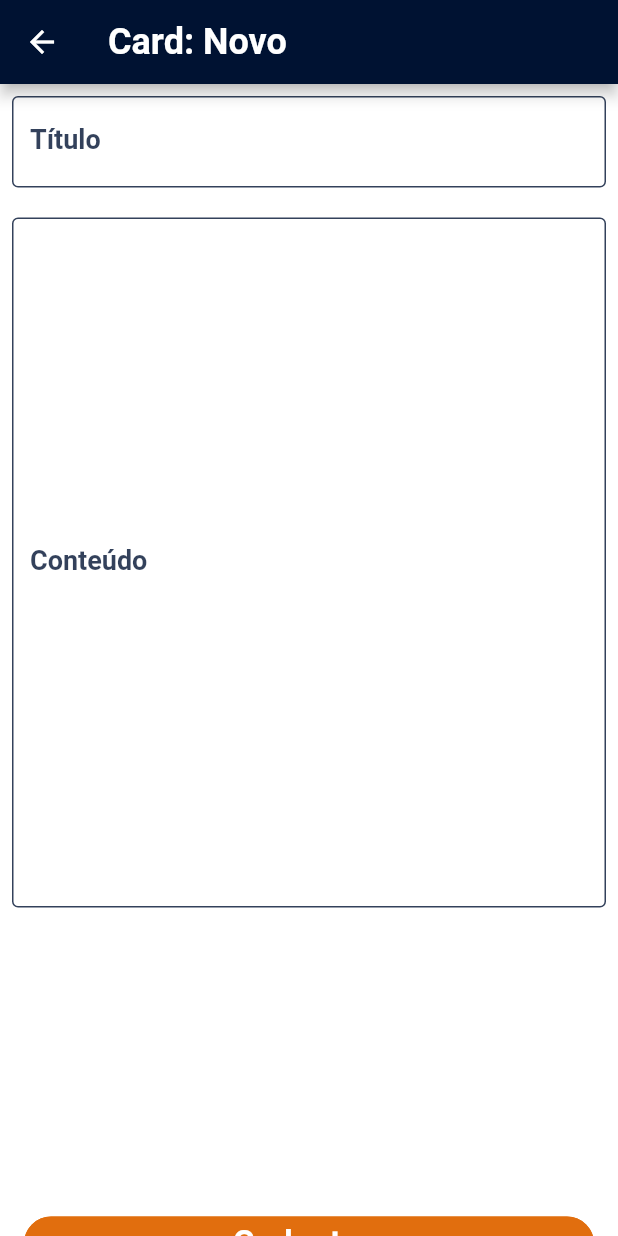
After one commit to gabrielvilibor/desafio_card, a Flutter app: the screen it shows after launch, after a tap on the "add" icon, on a phone screen of 412 x 824 dp. The commit adds this screen. Run offline on Flutter 3.47's test engine with Material 2 defaults, Android fonts, the phone set to English and light mode, and no system bars; our stand-ins replace dio.

Commit message:
Novos Recursos + Telas

```diff
--- a/lib/main.dart
+++ b/lib/main.dart
@@ -1,3 +1,4 @@
+import 'package:desafio_card/views/card/card_form_page.dart';
 import 'package:flutter/material.dart';
 
 void main() {
@@ -40,7 +41,13 @@ class _MyHomePageState extends State<MyHomePage> {
         actions: [
           Padding(
             padding: const EdgeInsets.all(8.0),
-            child: Icon(Icons.add, size: 32, color: Colors.white,),
+            child: InkWell(
+                onTap: (){
+                  Navigator.push(context, MaterialPageRoute(builder: (BuildContext context) {
+                    return CardFormPage();
+                  }));
+                },
+                child: Icon(Icons.add, size: 32, color: Colors.white,)),
           )
         ],
       ),
@@ -167,7 +174,11 @@ class _MyHomePageState extends State<MyHomePage> {
                                 side: BorderSide(color: Colors.white, width: 1),
                               ),
                               child: const Text('Editar', style: TextStyle(color: Colors.black, fontSize: 15, letterSpacing: .6),),
-                              onPressed:(){},
+                              onPressed:(){
+                                /*Navigator.push(context, MaterialPageRoute(builder: (BuildContext context) {
+                                  return CardFormPage(card: c,);
+                                }));*/ // subir botões com edição
+                              },
                             ),
                             OutlinedButton(
                               style: OutlinedButton.styleFrom(
--- /dev/null
+++ b/lib/models/card_model.dart
@@ -0,0 +1,21 @@
+class Cards {
+  int? id;
+  String? title;
+  String? content;
+
+  Cards({required this.id, required this.title, required this.content});
+
+  Cards.fromMap(Map<String, dynamic> json) {
+    id = json['id'];
+    title = json['title'];
+    content = json['content'];
+  }
+
+  Map<String, dynamic> toMap() {
+    final Map<String, dynamic> data = new Map<String, dynamic>();
+    data['id'] = this.id;
+    data['title'] = this.title;
+    data['content'] = this.content;
+    return data;
+  }
+}
--- /dev/null
+++ b/lib/repositories/widget/button.dart
@@ -0,0 +1,12 @@
+import 'package:flutter/material.dart';
+
+Button(Function() function, String text) {
+  return OutlinedButton(
+      child: Text(text, style: TextStyle(fontSize: 22, letterSpacing: .6, color: Colors.white, fontWeight: FontWeight.bold),),
+      style: OutlinedButton.styleFrom(
+        shape: const RoundedRectangleBorder(borderRadius: BorderRadius.all(Radius.circular(24))),
+        side: BorderSide(color: Color.fromRGBO(225, 110, 14, 1), width: 1),
+        backgroundColor: Color.fromRGBO(225, 110, 14, 1),
+      ),
+      onPressed: function);
+}
--- /dev/null
+++ b/lib/repositories/widget/input_text.dart
@@ -0,0 +1,37 @@
+import 'package:flutter/material.dart';
+
+class InputText extends StatelessWidget {
+
+  String label;
+  TextInputType? keyboardType;
+  TextEditingController controller;
+  FormFieldValidator<String>? validator;
+  bool password;
+  int? maxLines;
+  FocusNode? myFocusNode;
+  Color? color;
+
+  InputText(this.label, this.controller, {this.validator, this. keyboardType, this.password = false, this.color, this.myFocusNode, this.maxLines});
+
+  @override
+  Widget build(BuildContext context) {
+    return TextFormField(
+      maxLines: this.maxLines,
+      obscureText: password,
+      controller: controller,
+      validator: validator,
+      focusNode: myFocusNode,
+      keyboardType: keyboardType != null ? keyboardType : TextInputType.text,
+      decoration: InputDecoration(
+          enabledBorder: OutlineInputBorder(
+              borderSide: BorderSide(color: this.color ?? Colors.red)
+          ),
+          labelText: label,
+          hintText: label,
+          labelStyle: TextStyle(fontSize: 18, fontWeight: FontWeight.bold, color: this.color),
+          hintStyle: TextStyle(fontSize: 18, fontWeight: FontWeight.bold, color: this.color)),
+          style: TextStyle(fontSize: 18, color: this.color),
+          textAlign: TextAlign.left,
+    );
+  }
+}
--- /dev/null
+++ b/lib/views/card/card_form_page.dart
@@ -0,0 +1,68 @@
+import 'package:desafio_card/models/card_model.dart';
+import 'package:desafio_card/repositories/widget/button.dart';
+import 'package:desafio_card/repositories/widget/input_text.dart';
+import 'package:flutter/material.dart';
+
+class CardFormPage extends StatefulWidget {
+
+  Cards? card;
+  CardFormPage({this.card});
+
+  @override
+  _CardFormPageState createState() => _CardFormPageState();
+}
+
+class _CardFormPageState extends State<CardFormPage> {
+
+  Cards? get c => widget.card;
+
+  var controllerTitulo = TextEditingController();
+  var controllerConteudo = TextEditingController();
+
+  @override
+  Widget build(BuildContext context) {
+    return Scaffold(
+      backgroundColor: Colors.white,
+      appBar: AppBar(
+        backgroundColor: Color.fromRGBO(0, 18, 50, 1),
+        title: Text(c != null ? 'Card: ${c!.id}' : 'Card: Novo', style: TextStyle(color: Colors.white, fontWeight: FontWeight.bold, fontSize: 24),),
+      ),
+      body: Container(
+        child: _form(c),
+      ),
+    );
+  }
+
+  _form(Cards? c) {
+    return SingleChildScrollView(
+      child: Form(
+        key: UniqueKey(),
+        child: Padding(
+          padding: const EdgeInsets.all(8.0),
+          child: Column(
+            mainAxisAlignment: MainAxisAlignment.start,
+            children: [
+              InputText('Título', controllerTitulo, color: Color.fromRGBO(0, 18, 50, .8), maxLines: 1,),
+              SizedBox(height: 20,),
+              InputText('Conteúdo', controllerConteudo, color: Color.fromRGBO(0, 18, 50, .8), maxLines: 20,),
+              Padding(
+                padding: EdgeInsets.fromLTRB(8, 200, 8, 8),
+                child: Row(
+                  children: [
+                    Expanded(
+                      child: Button(_onClickSalvar, 'Cadastrar'),
+                    ),
+                  ],
+                ),
+              )
+            ],
+          ),
+        ),
+      ),
+    );
+  }
+
+  _onClickSalvar() {
+    print('salvo');
+  }
+}
--- a/pubspec.yaml
+++ b/pubspec.yaml
@@ -23,6 +23,7 @@ environment:
 dependencies:
   flutter:
     sdk: flutter
+  dio: ^3.0.10
 
 
   # The following adds the Cupertino Icons font to your application.
```
Also changed, not shown: lib/models/usuario_model.dart (added, +21 -0 lines), lib/services/login_api.dart (added, +26 -0 lines), pubspec.lock.
